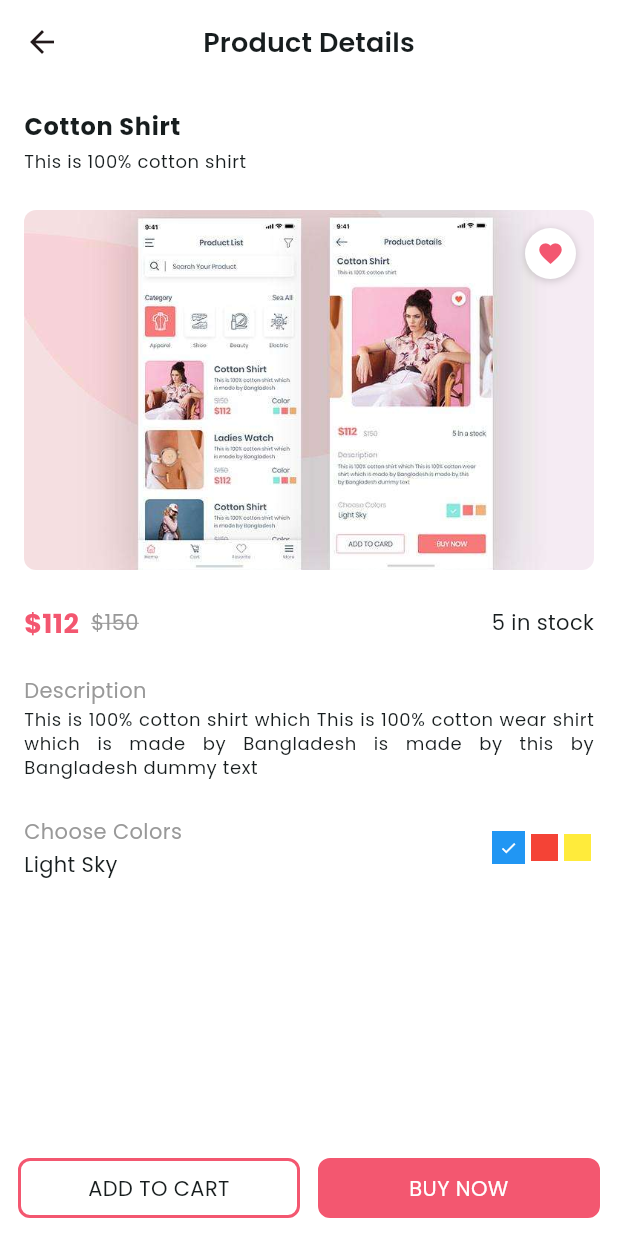
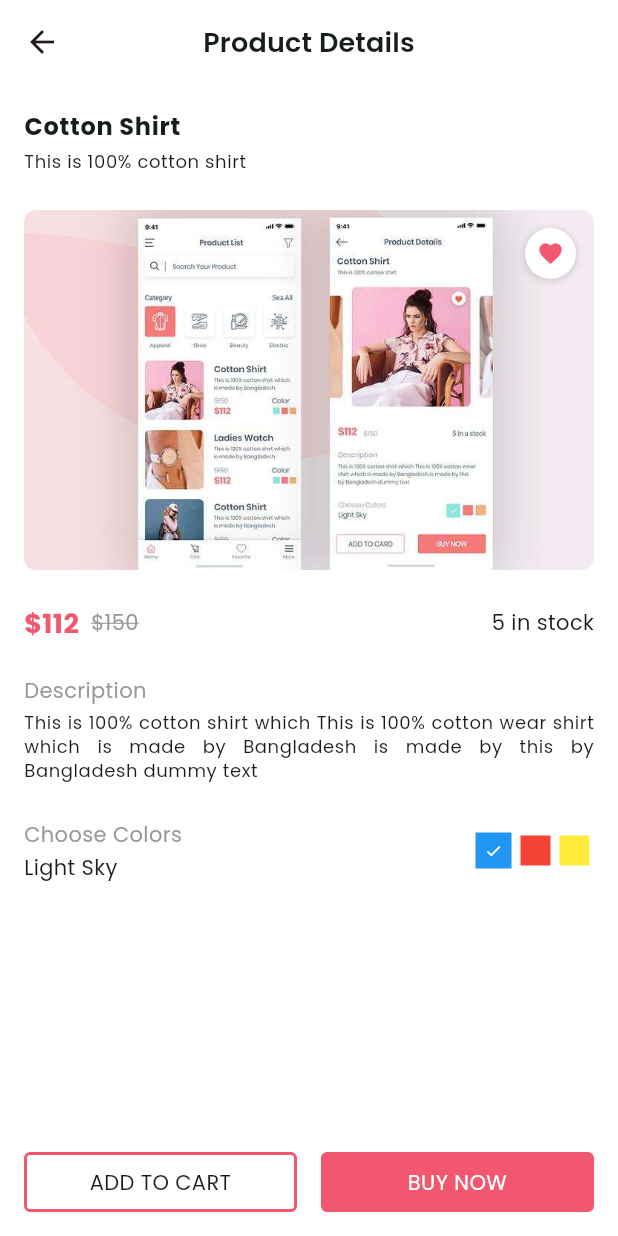
Before and after one commit to PixelSam123/flutter_task_archive, a Flutter app: the ProductListPageContent screen opened directly, after a tap on "Cotton Shirt", on a phone screen of 412 x 824 dp. Run offline on Flutter 3.47's test engine with Material 3 defaults, Android fonts, the light colour scheme and no system bars; our stand-ins replace material_symbols_icons; missing offline and left inert: window_size.

Commit message:
even more product list page polishing

```diff
--- a/lib/pages/product_list.dart
+++ b/lib/pages/product_list.dart
@@ -160,7 +160,7 @@ class ProductListPageContent extends StatelessWidget {
           ),
           Container(
             padding: const EdgeInsets.symmetric(
-              horizontal: 12.0,
+              horizontal: 16.0,
               vertical: 8.0,
             ),
             decoration: BoxDecoration(
--- a/lib/pages/product_list/cotton_shirt.dart
+++ b/lib/pages/product_list/cotton_shirt.dart
@@ -124,7 +124,7 @@ class CottonShirtPageContent extends StatelessWidget {
                     color: Theme.of(context).colorScheme.tertiary,
                   ),
                 ),
-                const SizedBox(height: 2.0),
+                const SizedBox(height: 4.0),
                 Text(
                   'This is 100% cotton shirt which This is 100% cotton wear '
                   'shirt which is made by Bangladesh is made by this by '
@@ -157,10 +157,10 @@ class CottonShirtPageContent extends StatelessWidget {
                         Colors.yellow,
                       ].map((color) {
                         return Padding(
-                          padding: const EdgeInsets.all(2.0),
+                          padding: const EdgeInsets.symmetric(horizontal: 3.0),
                           child: Container(
-                            width: color == Colors.blue ? 22.0 : 18.0,
-                            height: color == Colors.blue ? 22.0 : 18.0,
+                            width: color == Colors.blue ? 24.0 : 20.0,
+                            height: color == Colors.blue ? 24.0 : 20.0,
                             color: color,
                             child: color == Colors.blue
                                 ? const Icon(
@@ -179,7 +179,7 @@ class CottonShirtPageContent extends StatelessWidget {
             ),
           ),
           Container(
-            padding: const EdgeInsets.all(12.0),
+            padding: const EdgeInsets.all(16.0),
             child: Row(
               mainAxisAlignment: MainAxisAlignment.spaceBetween,
               children: [
@@ -194,7 +194,7 @@ class CottonShirtPageContent extends StatelessWidget {
                         color: Theme.of(context).colorScheme.primary,
                         width: 2.0,
                       ),
-                      borderRadius: BorderRadius.circular(8.0),
+                      borderRadius: BorderRadius.circular(4.0),
                     ),
                     child: const Text(
                       'ADD TO CART',
@@ -202,7 +202,7 @@ class CottonShirtPageContent extends StatelessWidget {
                     ),
                   ),
                 ),
-                const SizedBox(width: 12.0),
+                const SizedBox(width: 16.0),
                 Expanded(
                   child: Container(
                     padding: const EdgeInsets.symmetric(
@@ -215,7 +215,7 @@ class CottonShirtPageContent extends StatelessWidget {
                         color: Theme.of(context).colorScheme.primary,
                         width: 2.0,
                       ),
-                      borderRadius: BorderRadius.circular(8.0),
+                      borderRadius: BorderRadius.circular(4.0),
                     ),
                     child: Text(
                       'BUY NOW',
```
